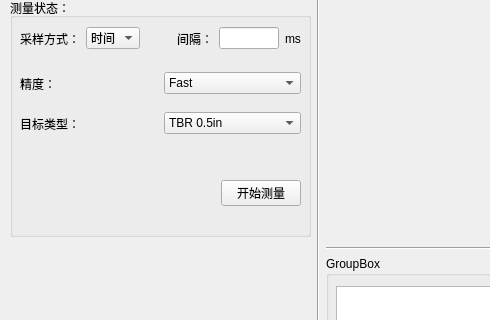
Qt form pages/datameasurementpage.ui (MinWenaaa/surfacePlanner) before a commit; both pictures show x 0 to 490 and y 338 to 658 of the 1391 by 850 pixel window.
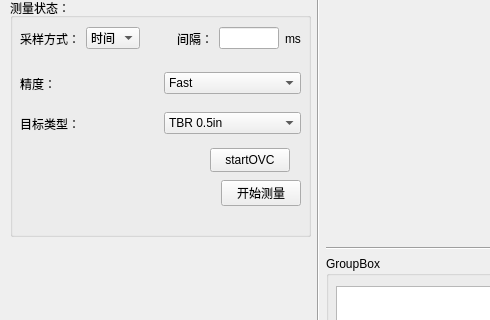
The same form after that commit. Custom widgets are drawn as their Qt base class.

What changed in the file:
```diff
--- a/pages/datameasurementpage.ui
+++ b/pages/datameasurementpage.ui
@@ -350,6 +350,19 @@
           </item>
          </layout>
         </widget>
+        <widget class="QPushButton" name="pushButton">
+         <property name="geometry">
+          <rect>
+           <x>200</x>
+           <y>150</y>
+           <width>80</width>
+           <height>24</height>
+          </rect>
+         </property>
+         <property name="text">
+          <string>startOVC</string>
+         </property>
+        </widget>
        </widget>
       </item>
       <item>
```
